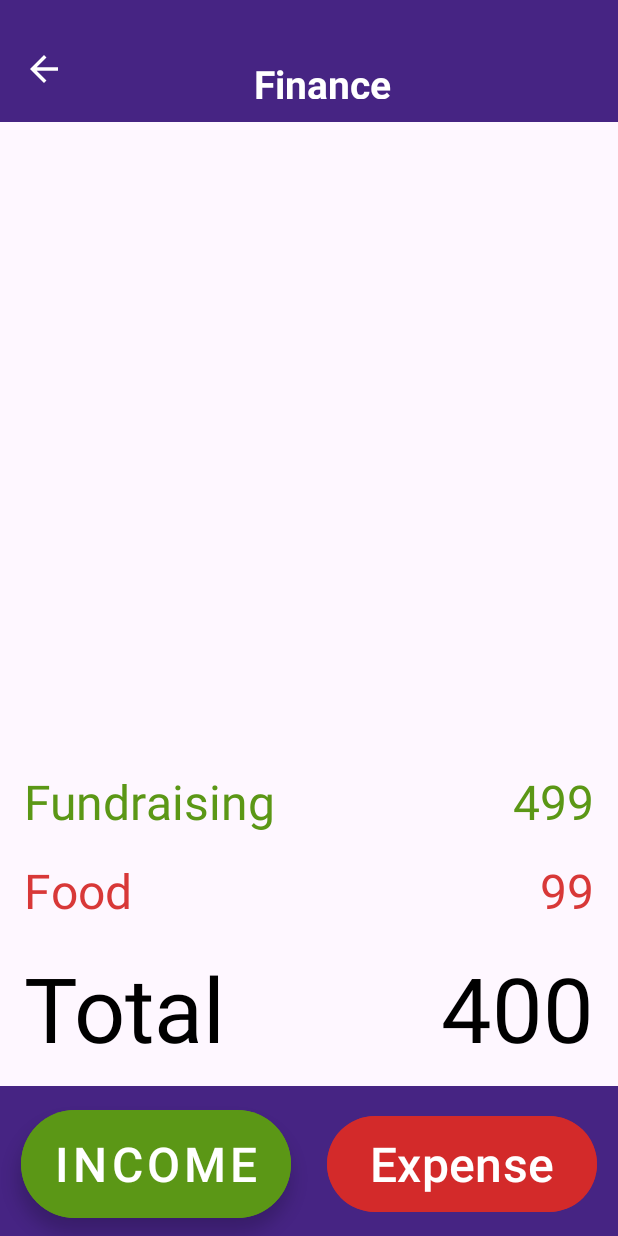
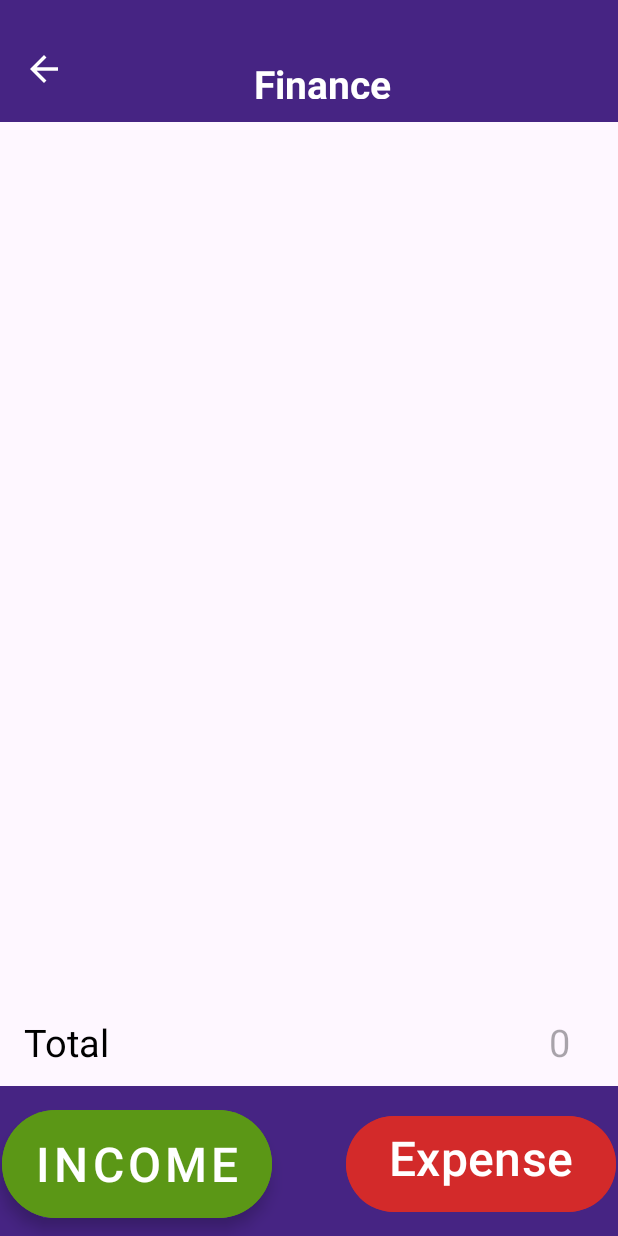
Before and after one commit to DevlinHamill/cs460GroupProject, an Android app: the Finance screen opened directly, with no data from a screen before it, on a phone screen of 412 x 824 dp. Run offline under Robolectric (Android 15) with nearby library versions, the phone set to English and light mode, and no system bars; our stand-ins replace Firebase (no records; nobody signed in at launch, a user with empty details on screens opened directly).

Commit message:
Assisted with the finance page and collobrated with Cassie and Aty to complete said finance page

```diff
--- a/app/src/main/java/com/example/project/Finance.java
+++ b/app/src/main/java/com/example/project/Finance.java
@@ -3,41 +3,36 @@ package com.example.project;
 import android.content.Intent;
 import android.os.Bundle;
 import android.view.View;
-import android.widget.TextView;
-
+import android.widget.Toast;
 import androidx.activity.EdgeToEdge;
 import androidx.appcompat.app.AppCompatActivity;
-import androidx.core.graphics.Insets;
-import androidx.core.view.ViewCompat;
-import androidx.core.view.WindowInsetsCompat;
 
 import com.example.project.databinding.ActivityFinanceBinding;
+import com.example.project.utilites.PreferenceManager;
+import com.example.project.utilites.constant_finance;
 import com.google.android.material.button.MaterialButton;
+import com.google.firebase.firestore.FirebaseFirestore;
+import com.google.firebase.firestore.QueryDocumentSnapshot;
+
+import java.util.ArrayList;
+import java.util.List;
 
 public class Finance extends AppCompatActivity implements View.OnClickListener{
     private ActivityFinanceBinding binding;
-    TextView Income, Expense, result_display;
-            //MaterialButton buttonAdding, buttonRemove;
+    private PreferenceManager preferenceManager;
+    public String note, amount;
+
+    public double total;
 
     @Override
     protected void onCreate(Bundle savedInstanceState) {
         super.onCreate(savedInstanceState);
         EdgeToEdge.enable(this);
         binding = ActivityFinanceBinding.inflate(getLayoutInflater());
-
+        preferenceManager = new PreferenceManager(getApplicationContext());
         setContentView(binding.getRoot());
-                /*
-                ViewCompat.setOnApplyWindowInsetsListener(findViewById(R.id.main), (v, insets) -> {
-                    Insets systemBars = insets.getInsets(WindowInsetsCompat.Type.systemBars());
-                    v.setPadding(systemBars.left, systemBars.top, systemBars.right, systemBars.bottom);
-                    return insets; });
-                result_display = findViewById(R.id.result_display);
-                Expense = findViewById(R.id.remExp);
-                Income = findViewById(R.id.addInc);
-                //buttonAdding = findViewById(R.id.ButtonAdding);
-                //buttonRemove = findViewById(R.id.buttonRemove);
-                */
         setListeners();
+        getIncome();
     }
 
     private void setListeners(){
@@ -50,12 +45,67 @@ public class Finance extends AppCompatActivity implements View.OnClickListener{
         binding.buttonExpense.setOnClickListener(v -> {
             Intent intent = new Intent(getApplicationContext(), Outcome.class);
             startActivity(intent); });
+    }
+    private void getIncome() {
+        loading(true);
+        FirebaseFirestore database = FirebaseFirestore.getInstance();
+        database.collection(constant_finance.KEY_COLLECTION_FINANCE).get()
+                .addOnCompleteListener(task -> {
+                    loading(false);
+                    if (task.isSuccessful() && task.getResult() != null) {
+                        List<FinanceObj> incomes = new ArrayList<>();
+                        for (QueryDocumentSnapshot queryDocumentSnapshot : task.getResult()) {
+                            FinanceObj currentStatement = new FinanceObj();
+                            currentStatement.Note = queryDocumentSnapshot.getString(constant_finance.KEY_Note);
+                            currentStatement.Amount = queryDocumentSnapshot.getString(constant_finance.KEY_Amount);
+                            currentStatement.Condition = queryDocumentSnapshot.getString(constant_finance.KEY_CONDITION);
+                            if(currentStatement.Condition != null) {
+                                if (currentStatement.Condition.equals("+")) {
+                                    total += Double.parseDouble(currentStatement.Amount);
+                                } else {
+                                    total -= Double.parseDouble(currentStatement.Amount);
+                                }
+                            }
+
+                            incomes.add(currentStatement);
 
                         }
-    @Override public void onClick(View v) {
+                        if (incomes.size() > 0) {
+                            showToast("reached");
+                            FinanceAdapter incomeAdapter = new FinanceAdapter(incomes);
+
+                            binding.financeRecyclerView.setAdapter(incomeAdapter);
+                            binding.financeRecyclerView.setVisibility(View.VISIBLE);
+
+                            binding.resultDisplay.setHint(""+total);
+                        }
+                        else {
+                            showErrorMessage();
+                        }
+                    } else {
+                        showErrorMessage();
+                    }
+                });
+    }
+    private void loading(boolean isLoading) {
+        if (isLoading) {
+            binding.financeRecyclerView.setVisibility(View.INVISIBLE);
+            binding.progressBar.setVisibility(View.VISIBLE);
+        }
+        else {
+            binding.financeRecyclerView.setVisibility(View.VISIBLE);
+            binding.progressBar.setVisibility(View.INVISIBLE); }
+    }
+    private void showErrorMessage() { // Implement error handling logic
+        showToast("No income data found.");
+        binding.financeRecyclerView.setVisibility(View.GONE);
+    }
+    private void showToast(String message) {
+        Toast.makeText(getApplicationContext(), message, Toast.LENGTH_SHORT).show(); }
+    @Override
+    public void onClick(View v) {
         MaterialButton button = (MaterialButton) v;
         String buttonText = button.getText().toString();
-        String dataToCalculate = Expense.getText().toString();
-// String dataToCalculate = Income.getText().toString();
+        // String dataToCalculate = Outcome.getText().toString();
     }
 }
--- /dev/null
+++ b/app/src/main/java/com/example/project/FinanceObj.java
@@ -0,0 +1,6 @@
+package com.example.project;
+
+public class FinanceObj {
+
+    String Amount, Note, Condition;
+}
--- a/app/src/main/java/com/example/project/MemberAdapter.java
+++ b/app/src/main/java/com/example/project/MemberAdapter.java
@@ -69,6 +69,7 @@ public class MemberAdapter extends RecyclerView.Adapter<MemberAdapter.MemeberVie
             //I will add more things to be binded later
             memberName.setText(member.name);
             imageProfile.setImageBitmap(member.profileImage);
+
         }
     }
 }
--- a/app/src/main/res/layout/activity_finance.xml
+++ b/app/src/main/res/layout/activity_finance.xml
@@ -2,29 +2,31 @@
 <androidx.constraintlayout.widget.ConstraintLayout xmlns:android="http://schemas.android.com/apk/res/android"
     xmlns:app="http://schemas.android.com/apk/res-auto"
     xmlns:tools="http://schemas.android.com/tools"
-    android:id="@+id/finance"
+    android:id="@+id/main"
     android:layout_width="match_parent"
     android:layout_height="match_parent"
-    tools:context=".Finance">
+    tools:context=".Finance"
+    >
 
     <LinearLayout
-        android:id="@id/layoutHeader"
+        android:id="@+id/layoutHeader"
         android:layout_width="match_parent"
         android:layout_height="wrap_content"
+        android:background="@color/BackGround"
         android:gravity="center_vertical"
-        android:background="@color/BackGround"
         android:orientation="horizontal"
         android:padding="15dp"
-        app:layout_constraintTop_toTopOf="parent"
-        >
+        app:layout_constraintTop_toTopOf="parent">
+
         <ImageView
             android:id="@+id/backbtn"
             android:layout_width="28dp"
             android:layout_height="28dp"
+            android:layout_marginTop="5dp"
             android:contentDescription="@string/app_name"
             android:src="@drawable/icon_back_arrow"
-            android:layout_marginTop="5dp"
             app:tint="@color/white" />
+
         <TextView
             android:layout_width="0dp"
             android:layout_height="wrap_content"
@@ -32,64 +34,30 @@
             android:layout_marginEnd="10dp"
             android:layout_weight="1"
             android:gravity="center"
-            android:text="@string/financE"
+            android:text="Finance"
             android:textColor="@color/white"
             android:textSize="26sp"
-            android:textStyle="bold"/>
+            android:textStyle="bold" />
     </LinearLayout>
 
+    <ScrollView
+        android:layout_width="409dp"
+        android:layout_height="505dp"
+        android:layout_marginTop="80dp"
+        app:layout_constraintBottom_toTopOf="@+id/Total"
+        app:layout_constraintTop_toTopOf="@+id/layoutHeader"
+        tools:ignore="MissingConstraints"
+        tools:layout_editor_absoluteX="1dp">
 
-    <TextView
-        android:id="@+id/Income"
-        android:layout_width="match_parent"
-        android:layout_height="wrap_content"
-        android:layout_margin="16dp"
-        android:layout_marginTop="70dp"
-        android:text="Fundraising"
-        android:textAlignment="viewStart"
-        android:textColor="@color/Green"
-        android:textSize="32sp"
-        app:layout_constraintBottom_toTopOf="@+id/Expense"
-        />
+        <androidx.recyclerview.widget.RecyclerView
+            android:id="@+id/financeRecyclerView"
+            android:layout_width="match_parent"
+            android:layout_height="wrap_content"
+            android:layout_marginTop="20dp"
+            android:visibility="visible"
+            app:layoutManager="androidx.recyclerview.widget.LinearLayoutManager" />
 
-
-    <TextView
-        android:id="@+id/addInc"
-        android:layout_width="match_parent"
-        android:layout_height="wrap_content"
-        android:layout_margin="16dp"
-        android:text="499"
-        android:textAlignment="textEnd"
-        android:textColor="@color/Green"
-        android:textSize="32sp"
-        app:layout_constraintBottom_toTopOf="@+id/remExp"
-        />
-
-    <TextView
-        android:id="@+id/Expense"
-        android:layout_width="match_parent"
-        android:layout_height="wrap_content"
-        android:layout_margin="16dp"
-        android:layout_marginBottom="64dp"
-        android:text="Food"
-        android:textAlignment="viewStart"
-        android:textColor="@color/Red"
-        android:textSize="32sp"
-        app:layout_constraintBottom_toTopOf="@id/Total"
-
-        />
-
-    <TextView
-        android:id="@+id/remExp"
-        android:layout_width="match_parent"
-        android:layout_height="wrap_content"
-        android:layout_margin="16dp"
-        android:text="99"
-        android:textAlignment="textEnd"
-        android:textColor="@color/Red"
-        android:textSize="32sp"
-        app:layout_constraintBottom_toTopOf="@+id/result_display"
-        />
+    </ScrollView>
 
     <TextView
         android:id="@+id/Total"
@@ -98,20 +66,28 @@
         android:layout_margin="16dp"
         android:text="Total"
         android:textColor="@color/black"
-        android:textSize="60sp"
+        android:textSize="25sp"
         android:textAlignment="viewStart"
         app:layout_constraintBottom_toTopOf="@id/button_layout"
         />
+
     <TextView
         android:id="@+id/result_display"
         android:layout_width="match_parent"
         android:layout_height="wrap_content"
+        android:hint="0"
         android:layout_margin="16dp"
-        android:text="400"
+        android:imeOptions="actionNext"
+        android:importantForAutofill="no"
+        android:inputType="numberDecimal"
+        android:paddingStart="16dp"
+        android:paddingEnd="16dp"
         android:textColor="@color/black"
-        android:textSize="60sp"
+        android:textSize="25sp"
         android:textAlignment="textEnd"
         app:layout_constraintBottom_toTopOf="@id/button_layout"/>
+
+
     <LinearLayout
         android:id="@+id/layoutFooter"
         android:layout_width="match_parent"
@@ -145,10 +121,16 @@
                 android:layout_height="72dp"
                 android:layout_margin="12dp"
                 android:backgroundTint="@color/Green"
-                android:text="Income"
+                android:text="@string/income"
                 android:textColor="@color/white"
                 android:textSize="32sp"
                 app:cornerRadius="36dp"/>
+            <ProgressBar
+                android:id="@+id/progressBar"
+                android:layout_width="25dp"
+                android:layout_height="25dp"
+                android:layout_gravity="center"
+                android:visibility="invisible"/>
 
             <com.google.android.material.button.MaterialButton
                 android:id="@+id/buttonExpense"
@@ -157,12 +139,15 @@
                 android:layout_height="72dp"
                 android:layout_margin="12dp"
                 android:backgroundTint="@color/Red"
-                android:text="Expense"
+                android:text="@string/expenses"
                 android:textColor="@color/white"
                 android:textSize="32sp"
                 app:cornerRadius="36dp"/>
 
+
         </LinearLayout>
     </LinearLayout>
 
+
+
 </androidx.constraintlayout.widget.ConstraintLayout>
--- a/app/src/main/res/layout/activity_income.xml
+++ b/app/src/main/res/layout/activity_income.xml
@@ -28,7 +28,7 @@
             android:layout_gravity="center_horizontal" />
 
         <EditText
-            android:id="@+id/note"
+            android:id="@+id/noteIncome"
             android:layout_width="match_parent"
             android:layout_height="50dp"
             android:layout_marginTop="60dp"
@@ -43,7 +43,7 @@
             android:textSize="18sp"/>
 
         <EditText
-            android:id="@+id/amount"
+            android:id="@+id/amountIncome"
             android:layout_width="match_parent"
             android:layout_height="50dp"
             android:layout_marginTop="20dp"
--- a/app/src/main/res/layout/activity_outcome.xml
+++ b/app/src/main/res/layout/activity_outcome.xml
@@ -28,7 +28,7 @@
             android:layout_gravity="center_horizontal" />
 
         <EditText
-            android:id="@+id/note"
+            android:id="@+id/noteOutcome"
             android:layout_width="match_parent"
             android:layout_height="50dp"
             android:layout_marginTop="60dp"
@@ -43,7 +43,7 @@
             android:textSize="18sp"/>
 
         <EditText
-            android:id="@+id/amount"
+            android:id="@+id/amountOutcome"
             android:layout_width="match_parent"
             android:layout_height="50dp"
             android:layout_marginTop="20dp"
```
Also changed, not shown: app/src/main/java/com/example/project/FinanceAdapter.java (added, +79 -0 lines), app/src/main/java/com/example/project/Income.java (+63 -7 lines), app/src/main/java/com/example/project/Outcome.java (+60 -1 lines), app/src/main/java/com/example/project/utilites/constant_finance.java (added, +13 -0 lines), app/src/main/res/layout/item_finance.xml (added, +44 -0 lines). Lines whose indentation alone changed are shown as unchanged.
